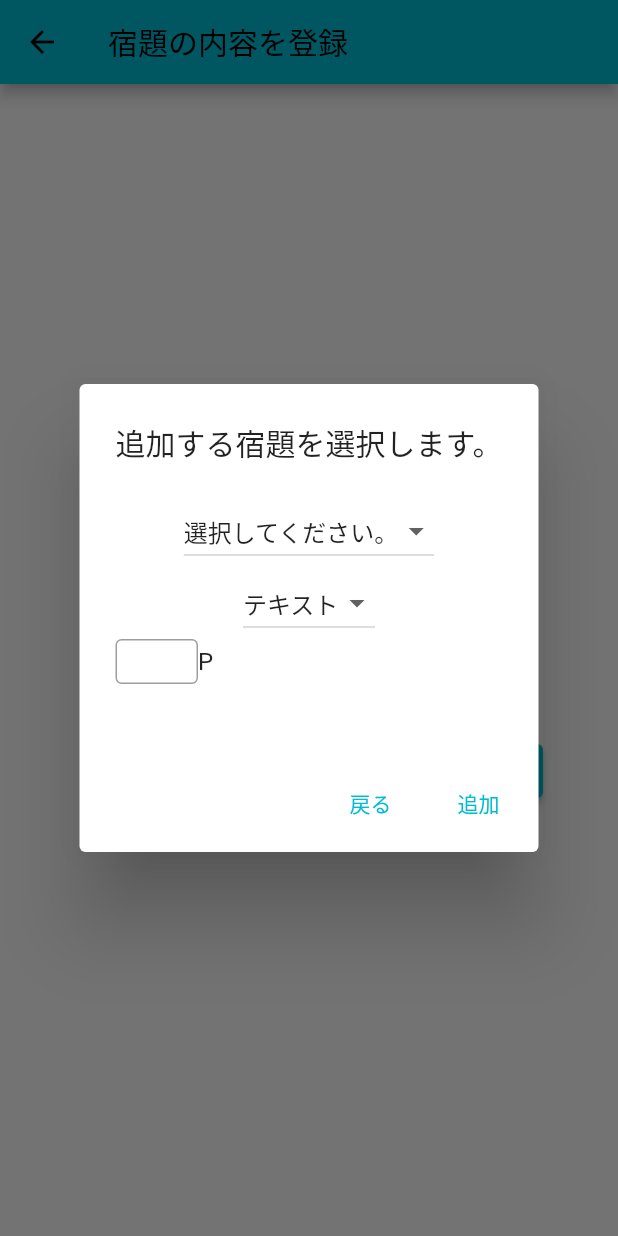
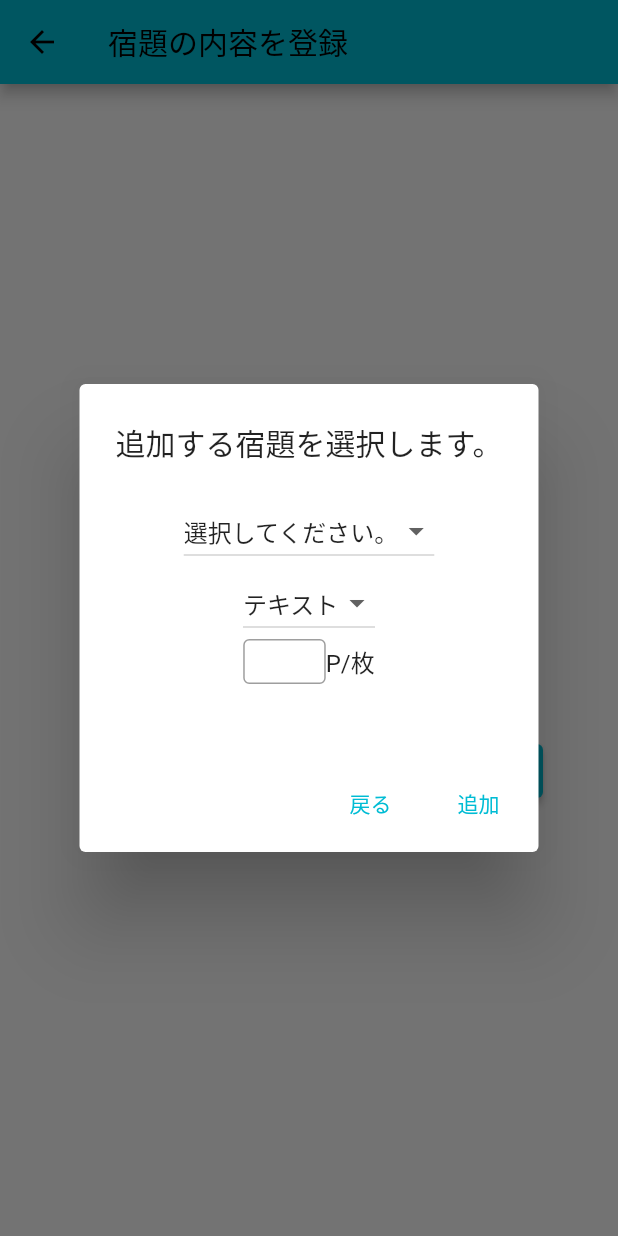
Before and after one commit to kamishi-44/svhw_app, a Flutter app: the RegisterHomeworkPage screen opened directly, after a tap on an icon or button, on a phone screen of 412 x 824 dp. Run offline on Flutter 3.47's test engine with Material 2 defaults, Android fonts, the phone set to English and light mode, and no system bars; our stand-ins replace flutter_riverpod, flutter_slidable, geolocator, objectbox, weather; generated files the repository leaves out were written again.

Commit message:
[add] #55 宿題の総数を中央に配置する

```diff
--- a/lib/constant/constant.dart
+++ b/lib/constant/constant.dart
@@ -67,6 +67,9 @@ class Constant {
   /// メッセージ：ホーム
   static const String homeMessage = 'ホーム';
 
+  /// メッセージ：P/枚
+  static const String unitsMessage = 'P/枚';
+
   /// 日付(yyyy/MM/dd)のフォーマット
   static final DateFormat slashSeparateFormat = DateFormat('yyyy/MM/dd', 'ja-JP');
 
--- a/lib/provider/provider.dart
+++ b/lib/provider/provider.dart
@@ -50,6 +50,7 @@ class AppProvider {
   static final selectSubjectProvider =
   StateProvider.autoDispose((ref) => Constant.dropDownItems[0]);
 
+  /// 宿題の種類を管理するプロバイダーです。
   static final selectTypeProvider =
   StateProvider.autoDispose((ref) => HomeworkType.text);
 
--- a/lib/view/parts/dropdown_button.dart
+++ b/lib/view/parts/dropdown_button.dart
@@ -22,8 +22,7 @@ class SubjectDropdownButton extends ConsumerWidget {
             value: subject,
             child: Text(subject),
           );
-        }).toList()
-    );
+        }).toList());
   }
 }
 
--- a/lib/view/register_homework_page.dart
+++ b/lib/view/register_homework_page.dart
@@ -109,12 +109,12 @@ class _SelectHomeworkDialogButton extends ConsumerWidget {
           content: SizedBox(
             height: 150,
             child: Column(
+
               children: [
                 const SubjectDropdownButton(),
                 const HomeworkTypeDropdownButton(),
-                Container(
-                  alignment: Alignment.center,
-                  child: Row(
+                Row(
+                   mainAxisAlignment:  MainAxisAlignment.center,
                   children: [
                     SizedBox(
                         width: 55,
@@ -127,9 +127,8 @@ class _SelectHomeworkDialogButton extends ConsumerWidget {
                             FilteringTextInputFormatter.digitsOnly
                           ],
                         )),
-                      Text(_getHomeworkUnits(ref)),
+                    const Text(Constant.unitsMessage),
                   ],
-                  ),
                 )
               ],
             ),
```
Lines whose indentation alone changed are shown as unchanged.
